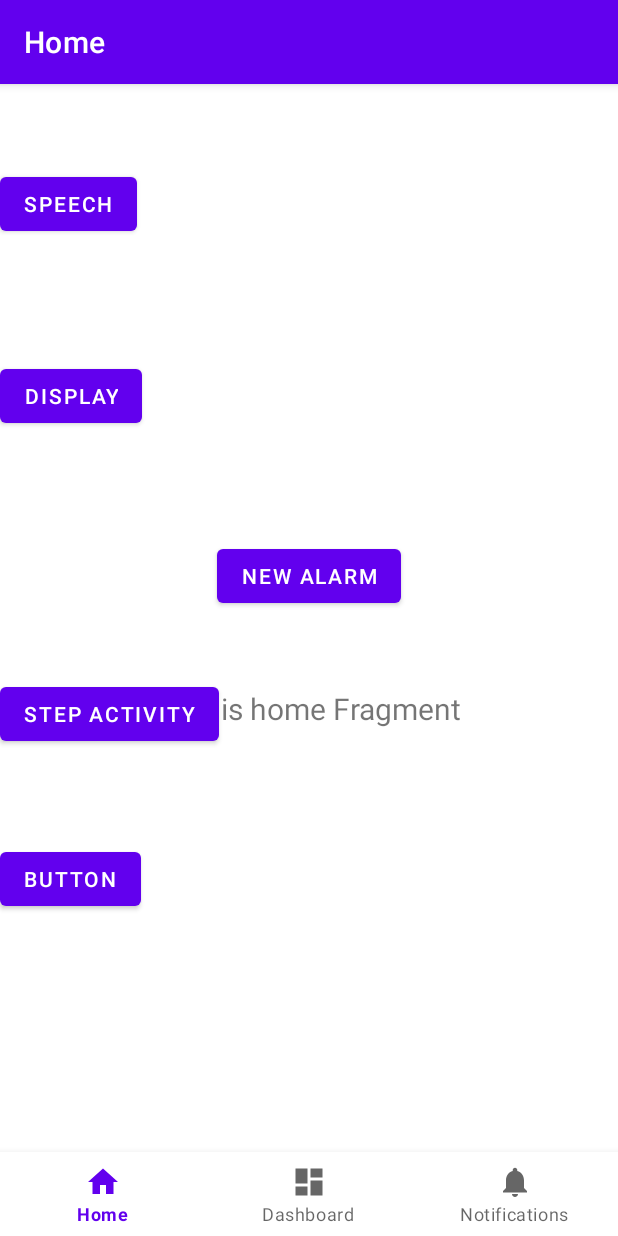
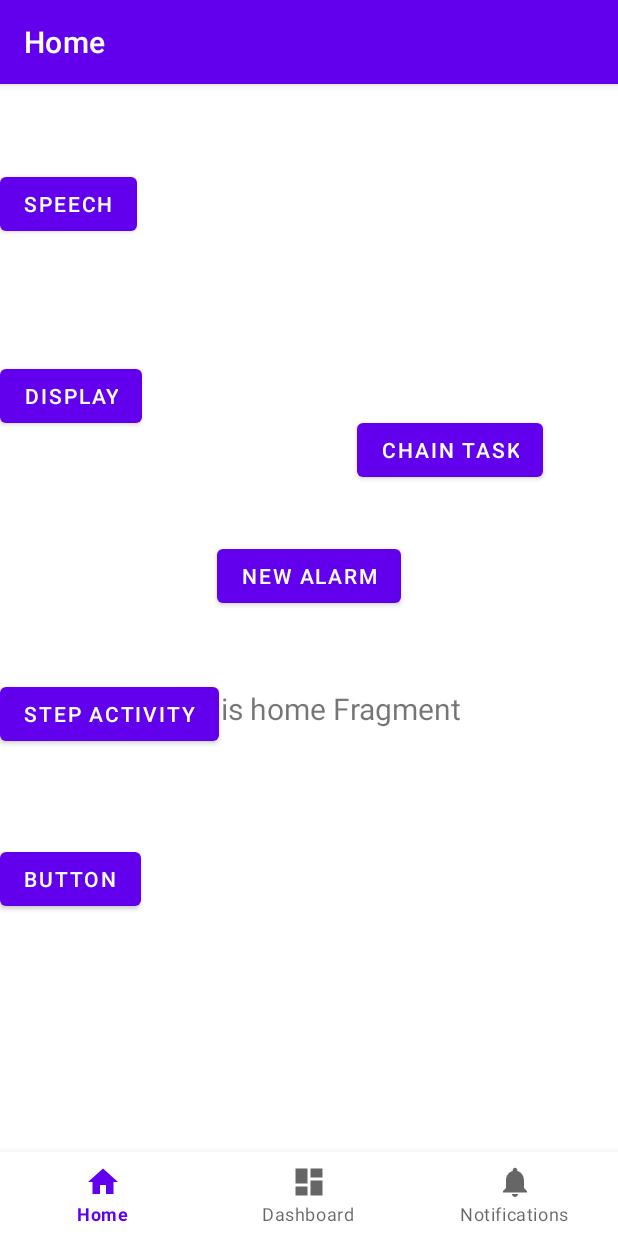
Before and after one commit to henryliuser/17422_final_project, an Android app: the screen it shows after launch (MainActivity), on a phone screen of 412 x 824 dp. Run offline under Robolectric (Android 15) with nearby library versions, the phone set to English and light mode, and no system bars; our stand-ins replace navigation-ui.

Commit message:
chaining tasks actually works

```diff
--- a/app/src/main/java/com/example/a17422_final_project/MainActivity.kt
+++ b/app/src/main/java/com/example/a17422_final_project/MainActivity.kt
@@ -125,6 +125,13 @@ class MainActivity : AppCompatActivity() {
                 startActivity(Intent(this, ActivityAlarmSet::class.java))
             }
 
+        findViewById<Button>(R.id.chainTask)
+            .setOnClickListener {
+                val ts = arrayOf( TaskType.SPEECH, TaskType.STEPS )
+                val params: Array<Bundle?> = arrayOf( null, null )
+                startTaskStack(this, ts, params)
+            }
+
 
     }
 
--- a/app/src/main/java/com/example/a17422_final_project/help_me.kt
+++ b/app/src/main/java/com/example/a17422_final_project/help_me.kt
@@ -26,7 +26,8 @@ fun getIntent(ctx : Context, t : TaskType, params : Bundle?): Intent {
 
 fun startTaskStack(ctx : Context, tasks : Array<TaskType>, params : Array<Bundle?>) {
     val tsb = TaskStackBuilder.create(ctx)
-    (tasks zip params).forEach { (t, p) ->
+    tsb.addNextIntent( Intent(ctx, MainActivity::class.java) )
+    (tasks zip params).reversed().forEach { (t, p) ->
         tsb.addNextIntent( getIntent(ctx, t, p) )
     }
     tsb.startActivities()
--- a/app/src/main/res/layout/activity_main.xml
+++ b/app/src/main/res/layout/activity_main.xml
@@ -71,6 +71,19 @@
         app:layout_constraintTop_toTopOf="parent" />
 
     <Button
+        android:id="@+id/chainTask"
+        android:layout_width="wrap_content"
+        android:layout_height="wrap_content"
+        android:layout_marginStart="50dp"
+        android:layout_marginTop="164dp"
+        android:layout_marginEnd="50dp"
+        android:text="chain task"
+        app:layout_constraintEnd_toEndOf="parent"
+        app:layout_constraintHorizontal_bias="1.0"
+        app:layout_constraintStart_toStartOf="parent"
+        app:layout_constraintTop_toTopOf="parent" />
+
+    <Button
         android:id="@+id/to_speech"
         android:layout_width="wrap_content"
         android:layout_height="wrap_content"
```
Also changed, not shown: app/src/main/java/com/example/a17422_final_project/SpeechTask.kt (+6 -2 lines), app/src/main/java/com/example/a17422_final_project/StepActivity.kt (+6 -2 lines).
